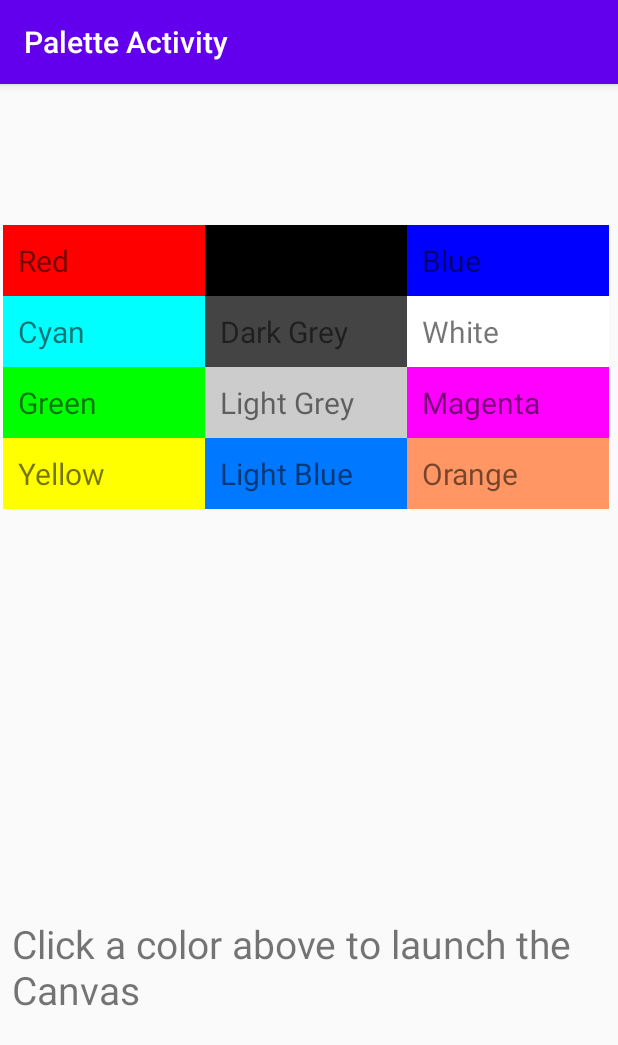
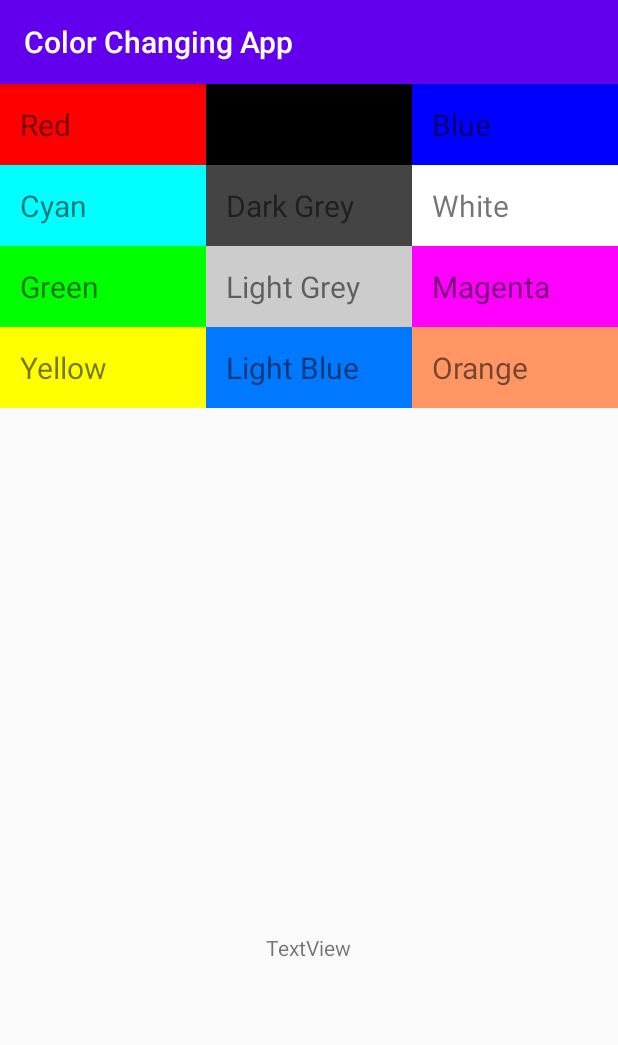
Before and after one commit to RyanL0213/ColorChangingApp, an Android app: the screen it shows after launch (MainActivity), on a phone screen of 412 x 824 dp. Shown: the top 1045 px of the screen. Run offline under Robolectric (Android 15) with nearby library versions, the phone set to English and light mode, and no system bars.

Commit message:
//adding two fragment attached to activity and respond when gridview clicked.

```diff
--- a/app/build.gradle
+++ b/app/build.gradle
@@ -26,6 +26,7 @@ dependencies {
     implementation fileTree(dir: "libs", include: ["*.jar"])
     implementation 'androidx.appcompat:appcompat:1.2.0'
     implementation 'androidx.constraintlayout:constraintlayout:2.0.1'
+    implementation 'androidx.legacy:legacy-support-v4:1.0.0'
     testImplementation 'junit:junit:4.12'
     androidTestImplementation 'androidx.test.ext:junit:1.1.2'
     androidTestImplementation 'androidx.test.espresso:espresso-core:3.3.0'
--- /dev/null
+++ b/app/src/main/java/edu/temple/colorchangingapp/CanvasFragment.java
@@ -0,0 +1,128 @@
+package edu.temple.colorchangingapp;
+
+import android.content.res.Resources;
+import android.graphics.Color;
+import android.os.Bundle;
+
+import androidx.fragment.app.Fragment;
+
+import android.view.LayoutInflater;
+import android.view.View;
+import android.view.ViewGroup;
+import android.widget.TextView;
+
+
+public class CanvasFragment extends Fragment {
+
+    /* // TODO: Rename parameter arguments, choose names that match
+     // the fragment initialization parameters, e.g. ARG_ITEM_NUMBER
+     private static final String ARG_PARAM1 = "param1";
+     private static final String ARG_PARAM2 = "param2";
+
+     // TODO: Rename and change types of parameters
+     private String mParam1;
+     private String mParam2;
+
+     */
+    TextView textview;
+    View l;
+
+
+
+
+    /*
+    public static CanvasFragment newInstance(String param1, String param2) {
+        CanvasFragment fragment = new CanvasFragment();
+        Bundle args = new Bundle();
+        args.putString(ARG_PARAM1, param1);
+        args.putString(ARG_PARAM2, param2);
+        fragment.setArguments(args);
+        return fragment;
+    }
+
+    @Override
+    public void onCreate(Bundle savedInstanceState) {
+        super.onCreate(savedInstanceState);
+        if (getArguments() != null) {
+            mParam1 = getArguments().getString(ARG_PARAM1);
+            mParam2 = getArguments().getString(ARG_PARAM2);
+        }
+    }
+    */
+
+    public CanvasFragment() {
+        // Required empty public constructor
+    }
+
+
+    @Override
+    public View onCreateView(LayoutInflater inflater, ViewGroup container,
+                             Bundle savedInstanceState) {
+        // Inflate the layout for this fragment
+        l = inflater.inflate(R.layout.fragment_canvas, container, false);
+        textview = l.findViewById(R.id.textView2);
+
+
+        return l;
+    }
+
+    public void changename(int reference) {
+        //l.setBackgroundColor(Color.BLUE);
+        Resources res = getResources();
+        String[]colorarray = res.getStringArray(R.array.color_array);
+
+        switch (reference) {
+            case 0:
+                textview.setText(colorarray[0]);
+                l.setBackgroundColor(Color.RED);
+                break;
+            case 1:
+                textview.setText(colorarray[1]);
+                l.setBackgroundColor(Color.BLACK);
+                break;
+            case 2:
+                textview.setText(colorarray[2]);
+                l.setBackgroundColor(Color.BLUE);
+                break;
+            case 3:
+                textview.setText(colorarray[3]);
+                l.setBackgroundColor(Color.CYAN);
+                break;
+            case 4:
+                textview.setText(colorarray[4]);
+                l.setBackgroundColor(Color.DKGRAY);
+                break;
+            case 5:
+                textview.setText(colorarray[5]);
+                l.setBackgroundColor(Color.WHITE);
+                break;
+            case 6:
+                textview.setText(colorarray[6]);
+                l.setBackgroundColor(Color.GREEN);
+                break;
+            case 7:
+                textview.setText(colorarray[7]);
+                l.setBackgroundColor(Color.LTGRAY);
+                break;
+            case 8:
+                textview.setText(colorarray[8]);
+                l.setBackgroundColor(Color.MAGENTA);
+                break;
+            case 9:
+                textview.setText(colorarray[9]);
+                l.setBackgroundColor(Color.YELLOW);
+                break;
+            case 10:
+                textview.setText(colorarray[10]);
+                l.setBackgroundColor(Color.rgb(0,120,255));
+                break;
+            case 11:
+                textview.setText(colorarray[11]);
+                l.setBackgroundColor(Color.rgb(255,150,100));
+                break;
+
+            default:
+                break;
+        }
+    }
+}
--- a/app/src/main/java/edu/temple/colorchangingapp/GridAdapter.java
+++ b/app/src/main/java/edu/temple/colorchangingapp/GridAdapter.java
@@ -58,7 +58,7 @@ public class GridAdapter extends BaseAdapter {
         if(view==null){
             textview = new TextView(context);
             textview.setTextSize(20);
-            textview.setPadding(15,15,15,15);
+            textview.setPadding(20,20,20,20);
         }
         else
             textview = (TextView)view;
--- a/app/src/main/java/edu/temple/colorchangingapp/MainActivity.java
+++ b/app/src/main/java/edu/temple/colorchangingapp/MainActivity.java
@@ -1,6 +1,7 @@
 package edu.temple.colorchangingapp;
 
 import androidx.appcompat.app.AppCompatActivity;
+import androidx.fragment.app.FragmentManager;
 
 import android.content.Intent;
 import android.content.res.Resources;
@@ -13,15 +14,41 @@ import android.widget.Toast;
 
 import java.util.ArrayList;
 
-public class MainActivity extends AppCompatActivity {
-    GridView gridview;
+public class MainActivity extends AppCompatActivity implements PaletteFragment.ItemPickedInterface {
+   /* GridView gridview;
     ArrayList<String> color;
     String color_select = "";
+    */
+    String [] colors={"red","yellow","blue","green","1","2","3","4","5","6","7","8"};
+    FragmentManager fm;
+    CanvasFragment detailsFragment;
     @Override
     protected void onCreate(Bundle savedInstanceState) {
         super.onCreate(savedInstanceState);
         setContentView(R.layout.activity_main);
-        Resources res = getResources();
+
+        fm = getSupportFragmentManager();
+        detailsFragment = new CanvasFragment();
+        fm
+                .beginTransaction()
+                .add(R.id.container_1,PaletteFragment.newInstance(getResources().getStringArray(R.array.color_array)))
+                .add(R.id.container_2,detailsFragment)
+                .commit();
+
+
+
+
+
+
+
+
+
+
+
+
+
+
+       /* Resources res = getResources();
         String[]color = res.getStringArray(R.array.color_array);
         String title = res.getString(R.string.Color_Changing_App);
 
@@ -43,7 +70,7 @@ public class MainActivity extends AppCompatActivity {
         color.add("Light Blue");
         color.add("Orange");
 
-         */
+
 
 
         final BaseAdapter adapter = new GridAdapter(this,color);
@@ -63,7 +90,12 @@ public class MainActivity extends AppCompatActivity {
             }
         });
 
-
+*/
 
     }
+
+    @Override
+    public void itemPicked(int index) {
+            detailsFragment.changename(index);
+    }
 }
--- /dev/null
+++ b/app/src/main/java/edu/temple/colorchangingapp/PaletteFragment.java
@@ -0,0 +1,98 @@
+package edu.temple.colorchangingapp;
+
+import android.content.Context;
+import android.os.Bundle;
+
+import androidx.annotation.NonNull;
+import androidx.fragment.app.Fragment;
+
+import android.view.LayoutInflater;
+import android.view.View;
+import android.view.ViewGroup;
+import android.widget.AdapterView;
+import android.widget.ArrayAdapter;
+import android.widget.GridView;
+import android.widget.ListView;
+
+/**
+ * A simple {@link Fragment} subclass.
+ * Use the {@link PaletteFragment#newInstance} factory method to
+ * create an instance of this fragment.
+ */
+public class PaletteFragment extends Fragment {
+
+    // TODO: Rename parameter arguments, choose names that match
+    private static final String ITEM_KEY = "items";
+
+
+    // TODO: Rename and change types of parameters
+    private String [] items;
+
+    ItemPickedInterface parentActivity;
+
+    public PaletteFragment() {
+        // Required empty public constructor
+    }
+
+    @Override
+    public void onAttach(@NonNull Context context) {
+        super.onAttach(context);
+        if(context instanceof  ItemPickedInterface)
+            parentActivity = (ItemPickedInterface) context;
+        else
+            throw new RuntimeException("Error: no implementation of interface");
+    }
+
+    // TODO: Rename and change types and number of parameters
+    public static PaletteFragment newInstance(String[] items) {
+        PaletteFragment fragment = new PaletteFragment();
+        Bundle args = new Bundle();
+        args.putStringArray(ITEM_KEY, items);
+        fragment.setArguments(args);
+        return fragment;
+    }
+
+    @Override
+    public void onCreate(Bundle savedInstanceState) {
+        super.onCreate(savedInstanceState);
+        if (getArguments() != null) {
+            items = getArguments().getStringArray(ITEM_KEY);
+        }
+    }
+
+    @Override
+    public View onCreateView(LayoutInflater inflater, ViewGroup container,
+                             Bundle savedInstanceState) {
+        // Inflate the layout for this fragment
+        View l = inflater.inflate(R.layout.fragment_palette, container, false);
+        /*ListView listview = l.findViewById(R.id.listview);
+        listview.setAdapter(new ArrayAdapter<>((Context)parentActivity,android.R.layout.simple_list_item_1,items));
+
+        listview.setOnItemClickListener(new AdapterView.OnItemClickListener() {
+            @Override
+            public void onItemClick(AdapterView<?> adapterView, View view, int i, long l) {
+                parentActivity.itemPicked(i);
+            }
+        });
+
+         */
+        GridView gridview = l.findViewById(R.id.gridview);
+
+        final GridAdapter adapter = new GridAdapter((Context)parentActivity,items);
+        gridview.setAdapter(adapter);
+        gridview.setOnItemClickListener(new AdapterView.OnItemClickListener() {
+            @Override
+            public void onItemClick(AdapterView<?> adapterView, View view, int i, long l) {
+                parentActivity.itemPicked(i);
+            }
+        });
+
+
+
+        return l;
+    }
+
+    interface ItemPickedInterface{
+        void itemPicked(int index);
+    }
+}
--- a/app/src/main/res/layout/activity_main.xml
+++ b/app/src/main/res/layout/activity_main.xml
@@ -1,37 +1,24 @@
 <?xml version="1.0" encoding="utf-8"?>
-<androidx.constraintlayout.widget.ConstraintLayout xmlns:android="http://schemas.android.com/apk/res/android"
+<LinearLayout xmlns:android="http://schemas.android.com/apk/res/android"
+
     xmlns:app="http://schemas.android.com/apk/res-auto"
     xmlns:tools="http://schemas.android.com/tools"
     android:layout_width="match_parent"
     android:layout_height="match_parent"
+    android:orientation ="vertical"
     tools:context=".MainActivity">
 
-    <GridView
-        android:id="@+id/colorgrid"
-        android:layout_width="404dp"
-        android:layout_height="425dp"
-        android:layout_marginStart="1dp"
-        android:layout_marginTop="80dp"
-        android:layout_marginEnd="6dp"
-        android:layout_marginBottom="226dp"
-        android:label="@string/palette_activity"
-        android:numColumns="3"
+    <FrameLayout
+        android:id="@+id/container_1"
+        android:layout_width="match_parent"
+        android:layout_height="0dp"
+        android:layout_weight =".5"/>
 
-        app:layout_constraintBottom_toBottomOf="parent"
-        app:layout_constraintEnd_toEndOf="parent"
-        app:layout_constraintHorizontal_bias="0.522"
-        app:layout_constraintStart_toStartOf="parent"
-        app:layout_constraintTop_toTopOf="parent"
-        app:layout_constraintVertical_bias="0.38" />
+    <FrameLayout
+        android:id="@+id/container_2"
+        android:layout_width="match_parent"
+        android:layout_height="0dp"
+        android:layout_weight =".5"/>
 
-    <TextView
-        android:id="@+id/textView"
-        android:layout_width="wrap_content"
-        android:layout_height="wrap_content"
-        android:layout_marginStart="8dp"
-        android:layout_marginTop="36dp"
-        android:text="@string/click_a_color_above_to_launch_the_canvas"
-        android:textSize="26sp"
-        app:layout_constraintStart_toStartOf="parent"
-        app:layout_constraintTop_toBottomOf="@+id/colorgrid" />
-</androidx.constraintlayout.widget.ConstraintLayout>
+
+</LinearLayout>
--- /dev/null
+++ b/app/src/main/res/layout/fragment_canvas.xml
@@ -0,0 +1,17 @@
+<?xml version="1.0" encoding="utf-8"?>
+<FrameLayout xmlns:android="http://schemas.android.com/apk/res/android"
+    xmlns:tools="http://schemas.android.com/tools"
+    android:layout_width="match_parent"
+    android:layout_height="match_parent"
+    tools:context=".CanvasFragment">
+
+    <!-- TODO: Update blank fragment layout -->
+
+    <TextView
+        android:id="@+id/textView2"
+        android:layout_width="wrap_content"
+        android:layout_height="wrap_content"
+        android:text="@string/textview"
+        android:layout_gravity="center"/>
+
+</FrameLayout>
--- /dev/null
+++ b/app/src/main/res/layout/fragment_palette.xml
@@ -0,0 +1,14 @@
+<?xml version="1.0" encoding="utf-8"?>
+<FrameLayout xmlns:android="http://schemas.android.com/apk/res/android"
+    xmlns:tools="http://schemas.android.com/tools"
+    android:layout_width="match_parent"
+    android:layout_height="match_parent"
+    tools:context=".PaletteFragment">
+
+    <GridView
+        android:id="@+id/gridview"
+        android:layout_width="match_parent"
+        android:layout_height="match_parent"
+        android:numColumns="3"
+        />
+</FrameLayout>
--- a/app/src/main/res/values/strings.xml
+++ b/app/src/main/res/values/strings.xml
@@ -1,11 +1,11 @@
 <resources>
     <string name="app_name">Color Changing App</string>
-    <string name="textview">textview</string>
     <string name="greeting">TextView</string>
     <string name="click_a_color_above_to_launch_the_canvas">Click a color above to launch the Canvas</string>
     <string name="palette_activity">activity</string>
     <string name="Canvas_Activity">Canvas Activity</string>
     <string name="Color_Changing_App">Palette Activity</string>
+    <string name="textview">TextView</string>
 
     <string-array name="color_array">
         <item>Red</item>
@@ -22,6 +22,6 @@
         <item>Orange</item>
 
 
-
     </string-array>
+    <!-- TODO: Remove or change this placeholder text -->
 </resources>
```
